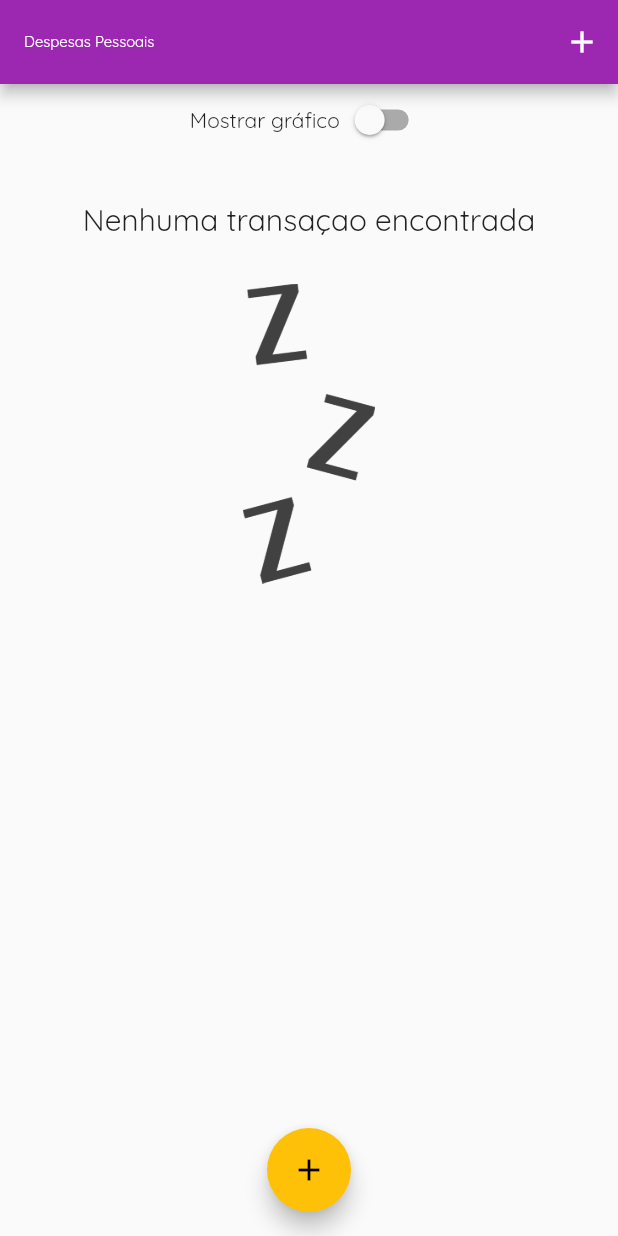
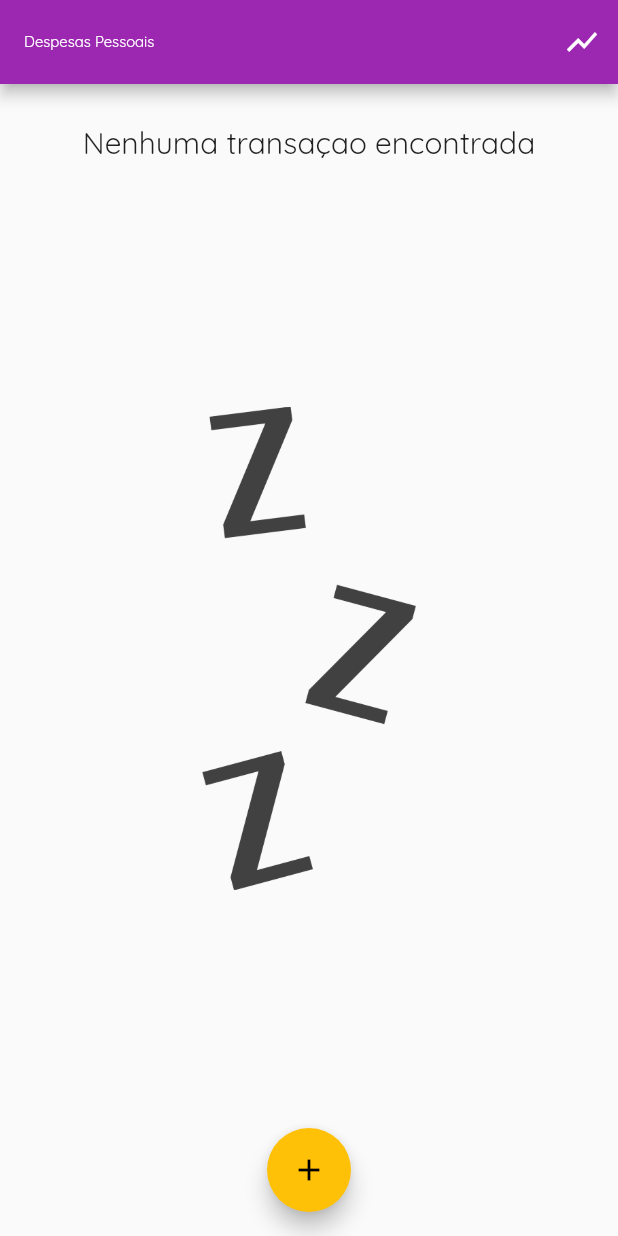
Before and after one commit to isaelEPJ/Expenses, a Flutter app: the screen it shows after launch, on a phone screen of 412 x 824 dp. Run offline on Flutter 3.47's test engine with Material 2 defaults, Android fonts, the phone set to English and light mode, and no system bars.

Commit message:
adicionando adaptatividade para IOS e android

```diff
--- a/lib/components/transaction_list.dart
+++ b/lib/components/transaction_list.dart
@@ -10,26 +10,33 @@ class TransactionList extends StatelessWidget {
   @override
   Widget build(BuildContext context) {
     return transactions.isEmpty
-        ? Column(
+        ? LayoutBuilder(
+            builder: (context, constraints) {
+              return Column(
                 children: <Widget>[
                   SizedBox(
-                height: 30,
+                    height: constraints.maxHeight * 0.05,
                   ),
-              Text(
+                  Container(
+                    height: constraints.maxHeight * 0.3,
+                    child: Text(
                       'Nenhuma transaçao encontrada',
                       style: Theme.of(context).textTheme.title,
                     ),
+                  ),
                   SizedBox(
-                height: 30,
+                    height: constraints.maxHeight * 0.05,
                   ),
                   Container(
-                height: 200,
+                    height: constraints.maxHeight * 0.6,
                     child: Image.asset(
                       'assets/images/waiting.png',
                       fit: BoxFit.cover,
                     ),
                   ),
                 ],
+              );
+            },
           )
         : ListView.builder(
             itemCount: transactions.length,
@@ -55,7 +62,16 @@ class TransactionList extends StatelessWidget {
                   subtitle: Text(
                     DateFormat('d MMM y').format(tr.date),
                   ),
-                  trailing: IconButton(
+                  trailing: MediaQuery.of(context).size.width > 400
+                      ? FlatButton.icon(
+                          onPressed: () => onRemove(tr.id),
+                          icon: Icon(
+                            Icons.delete,
+                            color: Theme.of(context).errorColor,
+                          ),
+                          label: Text('Excluir'),
+                        )
+                      : IconButton(
                           onPressed: () => onRemove(tr.id),
                           icon: Icon(
                             Icons.delete,
--- a/lib/main.dart
+++ b/lib/main.dart
@@ -72,6 +72,9 @@ class _MyHomePageState extends State<MyHomePage> {
 
   @override
   Widget build(BuildContext context) {
+    bool isLandscape =
+        MediaQuery.of(context).orientation == Orientation.landscape;
+
     final appBar = AppBar(
       title: Text(
         'Despesas Pessoais',
@@ -79,8 +82,12 @@ class _MyHomePageState extends State<MyHomePage> {
       ),
       actions: <Widget>[
         IconButton(
-          icon: Icon(Icons.add),
-          onPressed: () => _openTransactionFormModal(context),
+          icon: Icon(_showChart ? Icons.list : Icons.show_chart),
+          onPressed: () {
+            setState(() {
+              _showChart = !_showChart;
+            });
+          },
         ),
       ],
     );
@@ -95,11 +102,13 @@ class _MyHomePageState extends State<MyHomePage> {
           mainAxisSize: MainAxisSize.max,
           crossAxisAlignment: CrossAxisAlignment.stretch,
           children: <Widget>[
+            if (isLandscape)
               Row(
                 mainAxisAlignment: MainAxisAlignment.center,
                 children: [
                   Text('Mostrar gráfico'),
-                Switch(
+                  Switch.adaptive(
+                    activeColor: Theme.of(context).accentColor,
                     value: _showChart,
                     onChanged: (value) {
                       setState(() {
@@ -109,12 +118,13 @@ class _MyHomePageState extends State<MyHomePage> {
                   )
                 ],
               ),
-            _showChart
-                ? Container(
+            if (_showChart)
+              Container(
                 height: availableHeight * 0.3,
                 child: Chart(_recentTransactions),
-                  )
-                : Container(
+              ),
+            if (_showChart || !isLandscape)
+              Container(
                 height: availableHeight * 0.7,
                 child: TransactionList(_transation, _removeTransition),
               ),
```
Also changed, not shown: lib/components/adaptativeButtom.dart (added, +26 -0 lines), lib/components/adaptativeDatePicker.dart (added, +64 -0 lines), lib/components/adaptativeTextField.dart (added, +43 -0 lines), lib/components/transation_form.dart (+20 -30 lines). Lines whose indentation alone changed are shown as unchanged.
